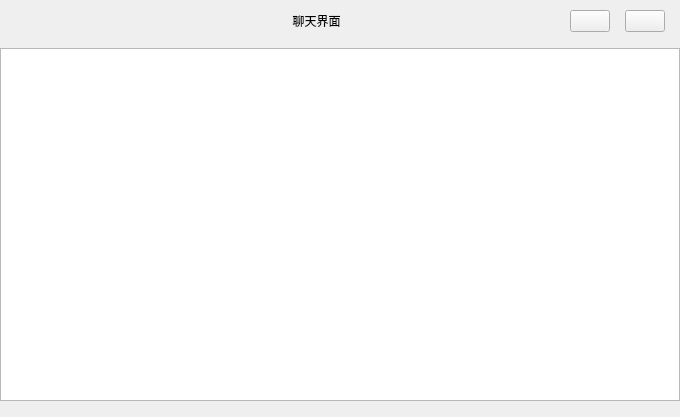
First picture: the form in Component/MessagePage/ChatPage/UI/chatviewwidget.ui, repository MonoKelvin/InkChat, before the edit.
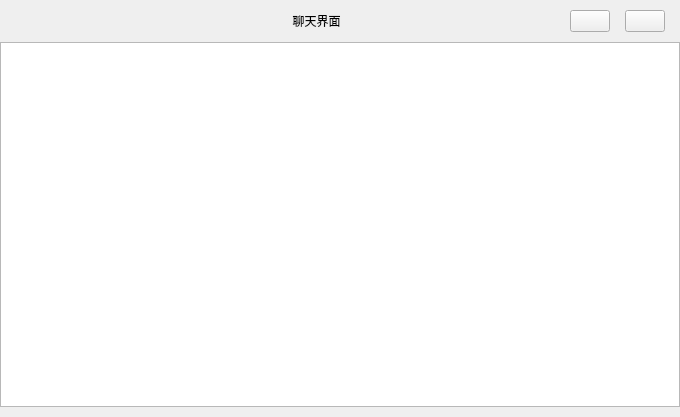
Second picture: the form after the edit. Custom widgets are drawn as their Qt base class.

The edit to the form file:
```diff
--- a/Component/MessagePage/ChatPage/UI/chatviewwidget.ui
+++ b/Component/MessagePage/ChatPage/UI/chatviewwidget.ui
@@ -14,6 +14,9 @@
    <string>Form</string>
   </property>
   <layout class="QVBoxLayout" name="verticalLayout">
+   <property name="spacing">
+    <number>0</number>
+   </property>
    <property name="leftMargin">
     <number>0</number>
    </property>
```
